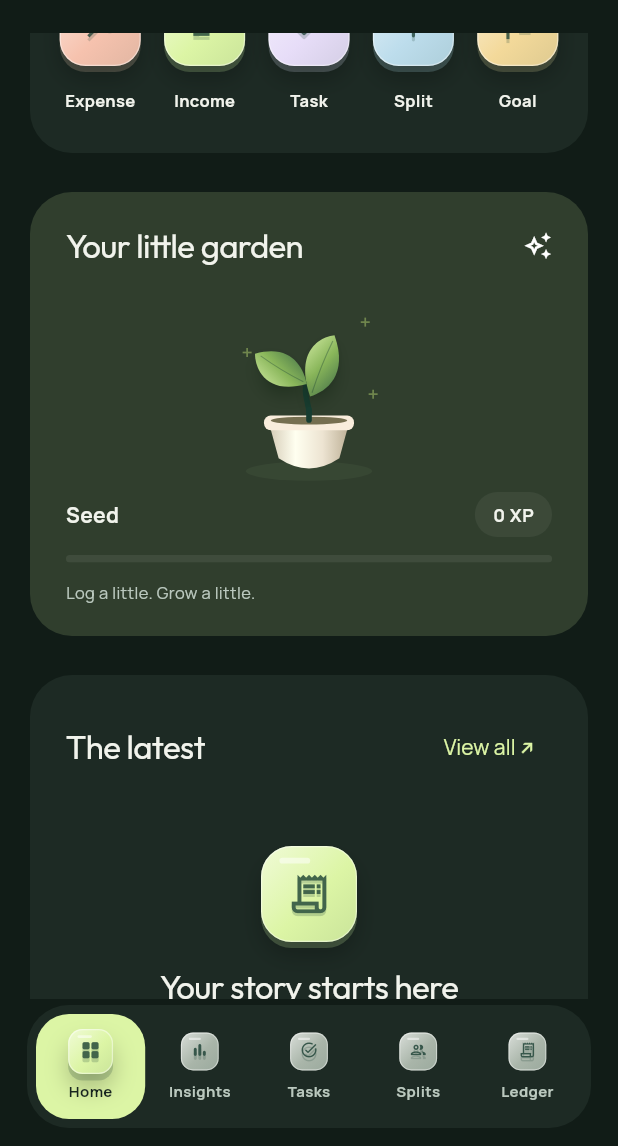
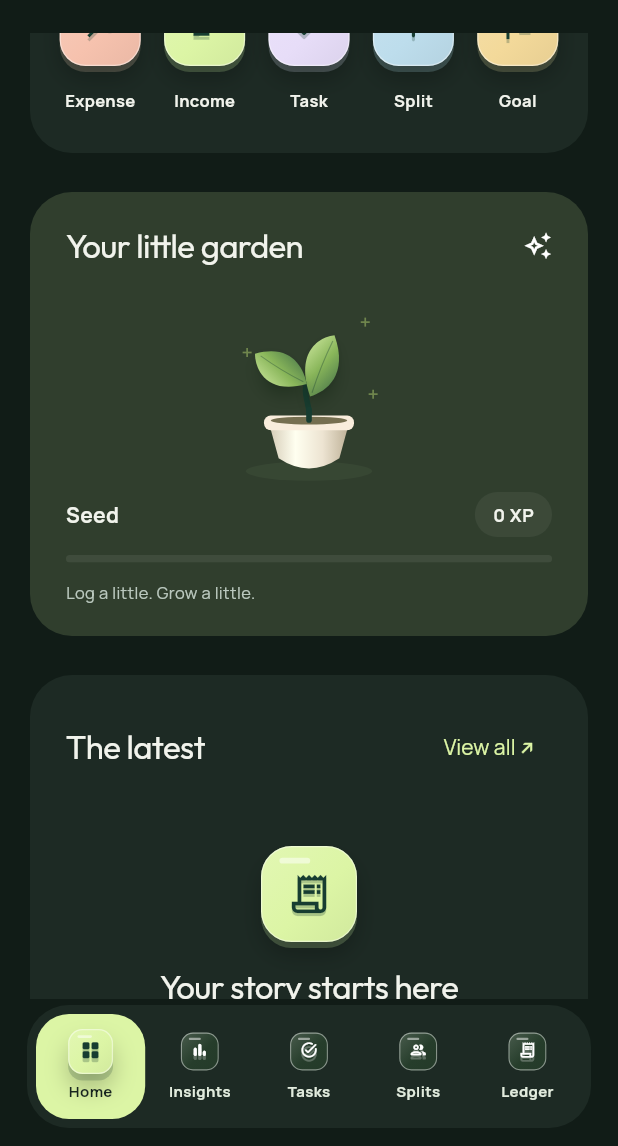
Before and after one commit to devmer2311/MoneyPlant, a Flutter app: the screen it shows after launch, scrolled down 576 dp, after a tap on the "dark mode" icon, on a phone screen of 412 x 824 dp, the part 90-1236 px from its top. Run offline on Flutter 3.47's test engine with Material 3 defaults, Android fonts, the phone set to English and light mode, and no system bars; our stand-ins replace barcode_widget, csv, file_picker, flutter_local_notifications, flutter_riverpod, flutter_timezone and 8 more; missing offline and left inert: excel, syncfusion_flutter_pdf, workmanager; network calls fail; statements that could not run were skipped.

Commit message:
fix: release v2.0.1 with ledger PDF export and clearer sharing and themes

```diff
--- a/lib/app.dart
+++ b/lib/app.dart
@@ -252,7 +252,7 @@ class _GardenShellState extends ConsumerState<GardenShell>
                               raised: index == i,
                               tint: index == i
                                   ? context.tokens.receive
-                                  : context.tokens.navigationInk,
+                                  : context.tokens.navigation,
                             ),
                           ),
                           const SizedBox(height: 4),
@@ -263,7 +263,7 @@ class _GardenShellState extends ConsumerState<GardenShell>
                               fontWeight: FontWeight.w600,
                               color: index == i
                                   ? context.tokens.onReceive
-                                  : context.colors.onSurfaceVariant,
+                                  : context.tokens.navigationInk,
                             ),
                           ),
                         ],
--- a/lib/core/theme/build_theme.dart
+++ b/lib/core/theme/build_theme.dart
@@ -9,6 +9,18 @@ ThemeData buildTheme(ThemePack pack, Brightness brightness) {
     brightness: brightness,
     primary: tokens.brand,
     onPrimary: tokens.onBrand,
+    primaryContainer: tokens.selectedSurface,
+    onPrimaryContainer: tokens.ink,
+    secondary: tokens.receive,
+    onSecondary: tokens.onReceive,
+    secondaryContainer: tokens.selectedSurface,
+    onSecondaryContainer: tokens.ink,
+    tertiary: tokens.owe,
+    onTertiary: tokens.onOwe,
+    tertiaryContainer: tokens.oweSurface,
+    onTertiaryContainer: tokens.ink,
+    surfaceContainerHighest: tokens.surfaceAlt,
+    outline: tokens.inkMuted,
     onSurfaceVariant: tokens.inkMuted,
     surface: tokens.surface,
     onSurface: tokens.ink,
@@ -111,7 +123,7 @@ ThemeData buildTheme(ThemePack pack, Brightness brightness) {
       shape: RoundedRectangleBorder(borderRadius: BorderRadius.circular(16)),
     ),
     dividerTheme: DividerThemeData(
-      color: scheme.onSurface.withValues(alpha: .08),
+      color: scheme.onSurface.withValues(alpha: .18),
       space: 28,
     ),
   );
--- /dev/null
+++ b/lib/core/theme/depth_colors.dart
@@ -0,0 +1,34 @@
+import 'package:flutter/material.dart';
+
+import 'tokens.dart';
+
+double contrastRatio(Color a, Color b) {
+  final x = a.computeLuminance(), y = b.computeLuminance();
+  return ((x > y ? x : y) + .05) / ((x > y ? y : x) + .05);
+}
+
+/// Keep the icon legible across every stop, not just the tile's base tint.
+class DepthShades {
+  final List<Color> stops;
+  final Color foreground;
+  const DepthShades(this.stops, this.foreground);
+
+  factory DepthShades.forTint(Color tint, GardenTokens tokens) {
+    final stops = [
+      Color.lerp(tint, tokens.highlight, .16)!,
+      tint,
+      Color.lerp(tint, tokens.shadow, .05)!,
+    ];
+    for (final foreground in [tokens.hero, tokens.highlight, tokens.shadow]) {
+      if (stops.every((color) => contrastRatio(color, foreground) >= 4.5)) {
+        return DepthShades(stops, foreground);
+      }
+    }
+    final foreground =
+        contrastRatio(tint, tokens.highlight) >
+            contrastRatio(tint, tokens.shadow)
+        ? tokens.highlight
+        : tokens.shadow;
+    return DepthShades([tint, tint, tint], foreground);
+  }
+}
--- a/lib/core/theme/packs.dart
+++ b/lib/core/theme/packs.dart
@@ -25,7 +25,7 @@ const gardenPack = ThemePack(
     launchTitleShadow: Color(0xFF3F6540),
     selectedSurface: Color(0xFF30462E),
     navigation: Color(0xFF263D2B),
-    navigationInk: Color(0xFFA9B5A9),
+    navigationInk: Color(0xFFE1EBDD),
     savingSurface: Color(0xFF303E2D),
     oweSurface: Color(0xFF393045),
     launchCanvas: Color(0xFF102B24),
@@ -42,6 +42,9 @@ const gardenPack = ThemePack(
     inkMuted: Color(0xFFBAC8BE),
     brand: Color(0xFFDCF5A5),
     onBrand: Color(0xFF173D31),
+    warning: Color(0xFFFFD180),
+    success: Color(0xFFABE0BE),
+    danger: Color(0xFFFFB4AB),
   ),
 );
 
@@ -74,11 +77,20 @@ GardenTokens _palette({
     heroGradient: [hero, Color.lerp(hero, const Color(0xFF000000), .5)!],
     heroInk: const Color(0xFFFFFFFF),
     heroMuted: const Color(0xFFEAE5ED),
-    selectedSurface: dark ? Color.lerp(surface, accent, .12) : accent,
-    oweSurface: dark ? Color.lerp(surface, secondary, .12) : secondary,
-    navigation: Color.lerp(surface, accent, .12),
+    selectedSurface: dark ? Color.lerp(surface, accent, .22) : accent,
+    oweSurface: dark ? Color.lerp(surface, secondary, .22) : secondary,
+    navigation: Color.lerp(surface, accent, .20),
     navigationInk: ink,
-    savingSurface: Color.lerp(surface, accent, .1),
+    savingSurface: Color.lerp(surface, accent, .16),
+    splitAccent: secondary,
+    goalAccent: accent,
+    entryAccent: Color.lerp(accent, secondary, .45),
+    expenseAccent: secondary,
+    heroShadow: Color.lerp(hero, const Color(0xFF000000), .35),
+    heroDivider: Color.lerp(hero, accent, .35),
+    warning: dark ? const Color(0xFFFFD180) : const Color(0xFF805500),
+    success: dark ? const Color(0xFFABE0BE) : const Color(0xFF24633C),
+    danger: dark ? const Color(0xFFFFB4AB) : const Color(0xFFAB302B),
     leafHighlight: accent,
     leafMidtone: Color.lerp(accent, brand, .35),
     leafShade: brand,
--- a/lib/core/theme/tokens.dart
+++ b/lib/core/theme/tokens.dart
@@ -84,7 +84,7 @@ class GardenTokens extends ThemeExtension<GardenTokens> {
     this.onReceive = const Color(0xFF18251F),
     this.receive = const Color(0xFFDCF5A5),
     this.owe = const Color(0xFFE7DDF8),
-    this.danger = const Color(0xFFCA6557),
+    this.danger = const Color(0xFFAB302B),
     this.plantShadow = const Color(0xFF617856),
     this.leafShadow = const Color(0xFF254A24),
     this.leafHighlight = const Color(0xFFE3F7B4),
@@ -145,7 +145,7 @@ class GardenTokens extends ThemeExtension<GardenTokens> {
     this.radius = 28,
     this.selectedSurface = const Color(0xFFDCF5A5),
     this.navigation = const Color(0xFFECF0DF),
-    this.navigationInk = const Color(0xFFE3E7DC),
+    this.navigationInk = const Color(0xFF354538),
     this.savingSurface = const Color(0xFFEDF1DF),
     this.oweSurface = const Color(0xFFE7DDF8),
     this.launchCanvas = const Color(0xFFF6F7EA),
--- a/lib/shared/depth.dart
+++ b/lib/shared/depth.dart
@@ -1,3 +1,5 @@
+import '../core/theme/depth_colors.dart';
+
 import 'dart:math' as math;
 
 import 'package:flutter/material.dart';
@@ -21,7 +23,8 @@ class DepthIcon extends StatelessWidget {
   @override
   Widget build(BuildContext context) {
     final tint = this.tint ?? context.tokens.receive;
-    final ink = Color.lerp(tint, context.tokens.hero, .78)!;
+    final shades = DepthShades.forTint(tint, context.tokens);
+    final ink = shades.foreground;
     return Container(
       width: size,
       height: size,
@@ -30,11 +33,7 @@ class DepthIcon extends StatelessWidget {
         gradient: LinearGradient(
           begin: Alignment.topLeft,
           end: Alignment.bottomRight,
-          colors: [
-            Color.lerp(tint, context.tokens.highlight, .56)!,
-            tint,
-            Color.lerp(tint, ink, .12)!,
-          ],
+          colors: shades.stops,
           stops: const [0, .55, 1],
         ),
         border: Border.all(
--- a/pubspec.yaml
+++ b/pubspec.yaml
@@ -1,7 +1,7 @@
 name: money_plant
 description: "Your private money garden. Track, plan, split, and grow."
 publish_to: 'none'
-version: 2.0.0+3
+version: 2.0.1+4
 
 environment:
   sdk: ^3.13.2
```
Also changed, not shown: lib/features/ledger_export.dart (added, +170 -0 lines), lib/features/ledger_page.dart (+42 -7 lines), lib/features/people/person_page.dart (+60 -33 lines), lib/features/splits/splits_page.dart (+8 -0 lines), 3 other files.
